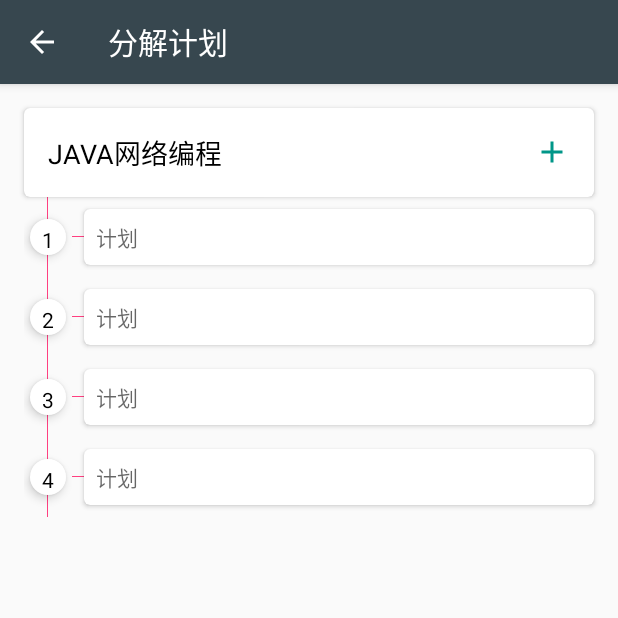
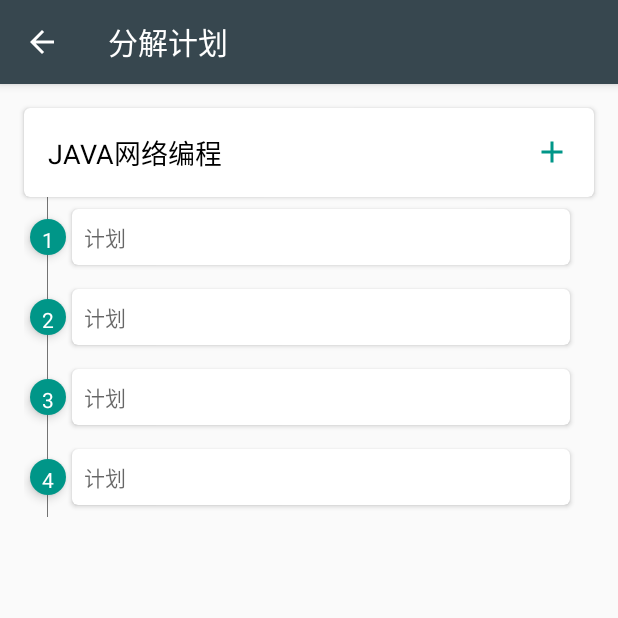
Before and after one commit to liuyonggang/Planner, an Android app: the SubPlanActivity screen opened directly, with no data from a screen before it, on a phone screen of 412 x 824 dp, the top half of it. Run offline under Robolectric (Android 15) with nearby library versions, the light colour scheme and no system bars; Roboto replaces fonts that are not available here; 1 statement that could not run was skipped.

Commit message:
分解计划样式修改

```diff
--- a/Planner/app/src/main/res/drawable/circle_bg.xml
+++ b/Planner/app/src/main/res/drawable/circle_bg.xml
@@ -3,6 +3,6 @@
     android:shape="oval"
     android:useLevel="false">
 
-    <solid android:color="@color/white" />
+    <solid android:color="@color/blue_green" />
 
 </shape>
--- a/Planner/app/src/main/res/layout/item_sub_plan_add.xml
+++ b/Planner/app/src/main/res/layout/item_sub_plan_add.xml
@@ -7,11 +7,12 @@
         android:layout_width="wrap_content"
         android:layout_height="match_parent"
         android:layout_marginLeft="@dimen/size_16dp">
+
         <View
             android:layout_width="@dimen/size_0.5dp"
             android:layout_height="match_parent"
             android:layout_gravity="center_horizontal"
-            android:background="@color/colorAccent"/>
+            android:background="@color/gray_font"/>
         <LinearLayout
             android:layout_width="24dp"
             android:layout_height="24dp"
@@ -25,19 +26,15 @@
             android:id="@+id/sub_plan_No"
             android:layout_width="wrap_content"
             android:layout_height="wrap_content"
-            android:textColor="@color/black"
+            android:textColor="@color/white"
             android:gravity="center"
-            android:text="1"
             android:layout_gravity="center"
             android:layout_margin="4dp"/>
         </LinearLayout>
+
     </FrameLayout>
 
-    <View
-        android:layout_width="@dimen/size_8dp"
-        android:layout_height="@dimen/size_0.5dp"
-        android:layout_gravity="center_vertical"
-        android:background="@color/colorAccent"/>
+
 
     <android.support.v7.widget.CardView
         xmlns:card_view="http://schemas.android.com/apk/res-auto"
@@ -47,7 +44,7 @@
         android:background="@drawable/ripple_bg"
         android:layout_marginTop="8dp"
         android:layout_marginBottom="@dimen/size_8dp"
-        android:layout_marginRight="@dimen/size_16dp"
+        android:layout_marginRight="32dp"
         card_view:cardCornerRadius="4dp">
         <EditText
             android:layout_width="match_parent"
```
